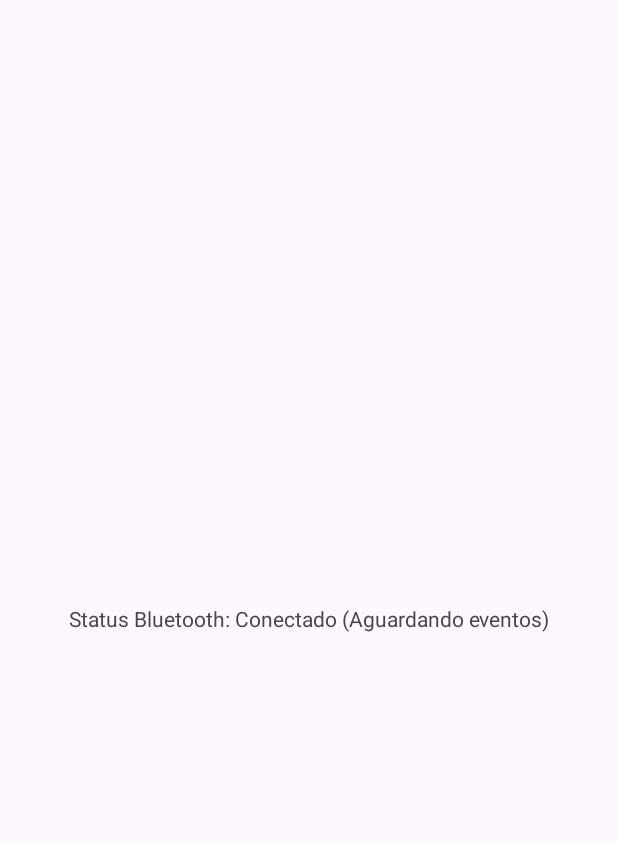
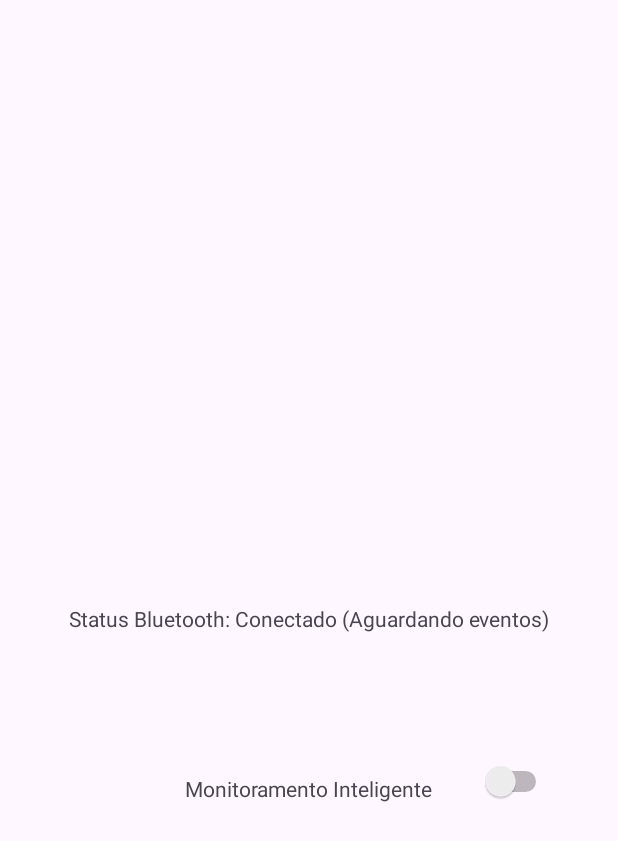
Before and after one commit to kidkmon/Hands-On-Bluetooth-01, an Android app: the screen it shows after launch (MainActivity), on a phone screen of 412 x 824 dp. Shown: the top 841 px of the screen. Run offline under Robolectric (Android 15) with nearby library versions, the phone set to English and light mode, and no system bars.

Commit message:
implementar botao switch

```diff
--- a/dev/app/app/src/main/java/com/example/bluetoothbroascasttestapp/MainActivity.java
+++ b/dev/app/app/src/main/java/com/example/bluetoothbroascasttestapp/MainActivity.java
@@ -6,10 +6,12 @@
 import android.content.Context;
 import android.content.Intent;
 import android.content.IntentFilter;
+import android.content.SharedPreferences;
 import android.content.pm.PackageManager;
 import android.os.Build;
 import android.os.Bundle;
 import android.util.Log;
+import android.widget.Switch;
 import android.widget.TextView;
 import android.widget.Toast;
 
@@ -33,6 +35,12 @@
     private TextView statusTextView;
     private BroadcastReceiver timeoutMessageReceiver;
 
+    // Nome do arquivo onde as preferencias serao salvas
+    public static final String PREFS_NAME = "MonitoramentoPrefs";
+
+    // Variavel com o valor booleano true/false
+    public static final String KEY_MONITORAMENTO_ENABLED = "key_monitoramento_enabled";
+
     @Override
     protected void onCreate(Bundle savedInstanceState) {
         super.onCreate(savedInstanceState);
@@ -44,6 +52,47 @@
 
         bluetoothTimeoutReceiver = new BluetoothTimeoutReceiver();
         checkAndRequestBluetoothPermissions();
+
+        Switch switchBluetooth = findViewById(R.id.switchBluetooth);
+
+        if (switchBluetooth == null) {
+            Log.e(TAG, "Erro: Não foi possível encontrar o Switch! Verifique o ID no XML.");
+            return;
+        }
+
+        // Inicio da logica de persistencia
+
+        // 1 - Carregar o valor salvo
+        // Obtem o arquivo de SharedPreferences
+        SharedPreferences prefs = getSharedPreferences(PREFS_NAME, Context.MODE_PRIVATE);
+        // Le o valor salvo
+        boolean isSwitchEnabled = prefs.getBoolean(KEY_MONITORAMENTO_ENABLED, false);
+
+        // 2 - Atualizar a UI
+        // Define o estado visual do switch com o valor salvo
+        switchBluetooth.setChecked(isSwitchEnabled);
+
+        // 3 - Salvar as mudancas de estado do switch
+        switchBluetooth.setOnCheckedChangeListener((buttonView, isChecked) -> {
+
+            if (isChecked) {
+                Log.d(TAG, "Monitoramento Inteligente: ATIVADO");
+            } else {
+                Log.d(TAG, "Monitoramento Inteligente: DESATIVADO");
+            }
+
+            // Obtem o editor para escrever no SharedPreferences
+            SharedPreferences.Editor editor = getSharedPreferences(PREFS_NAME, Context.MODE_PRIVATE).edit();
+
+            // Salva o novo valor de isChecked
+            editor.putBoolean(KEY_MONITORAMENTO_ENABLED, isChecked);
+
+            //Confirma a alteracao no arquivo
+            editor.apply();
+
+        // Fim da logica de persistencia
+
+        });
     }
 
     private void setupLocalTimeoutReceiver() {
@@ -125,4 +174,5 @@
         LocalBroadcastManager.getInstance(this).unregisterReceiver(timeoutMessageReceiver);
         unregisterBluetoothReceiver();
     }
+
 }
--- a/dev/app/app/src/main/res/layout/activity_main.xml
+++ b/dev/app/app/src/main/res/layout/activity_main.xml
@@ -17,4 +17,26 @@
         app:layout_constraintStart_toStartOf="parent"
         app:layout_constraintTop_toTopOf="parent"/>
 
+    <TextView
+        android:id="@+id/textViewMonitoramentoBluetooth"
+        android:layout_width="wrap_content"
+        android:layout_height="wrap_content"
+        android:text="Monitoramento Inteligente"
+        app:layout_constraintBottom_toBottomOf="parent"
+        app:layout_constraintEnd_toEndOf="parent"
+        app:layout_constraintStart_toStartOf="parent"
+        app:layout_constraintTop_toBottomOf="@+id/status_message"
+        app:layout_constraintVertical_bias="0.246" />
+
+    <Switch
+        android:id="@+id/switchBluetooth"
+        android:layout_width="wrap_content"
+        android:layout_height="wrap_content"
+        app:layout_constraintBottom_toBottomOf="parent"
+        app:layout_constraintEnd_toEndOf="parent"
+        app:layout_constraintHorizontal_bias="0.415"
+        app:layout_constraintStart_toEndOf="@+id/textViewMonitoramentoBluetooth"
+        app:layout_constraintTop_toBottomOf="@+id/status_message"
+        app:layout_constraintVertical_bias="0.227" />
+
 </androidx.constraintlayout.widget.ConstraintLayout>
```
